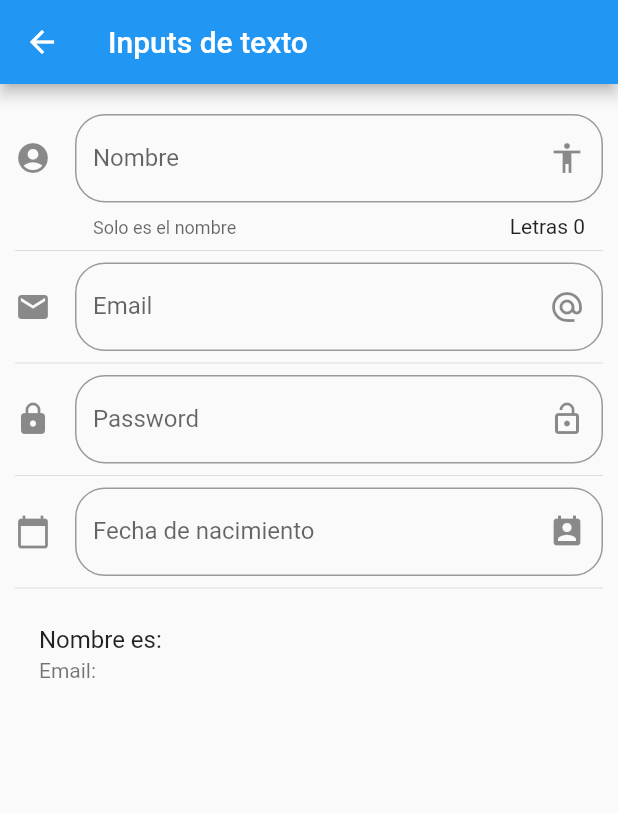
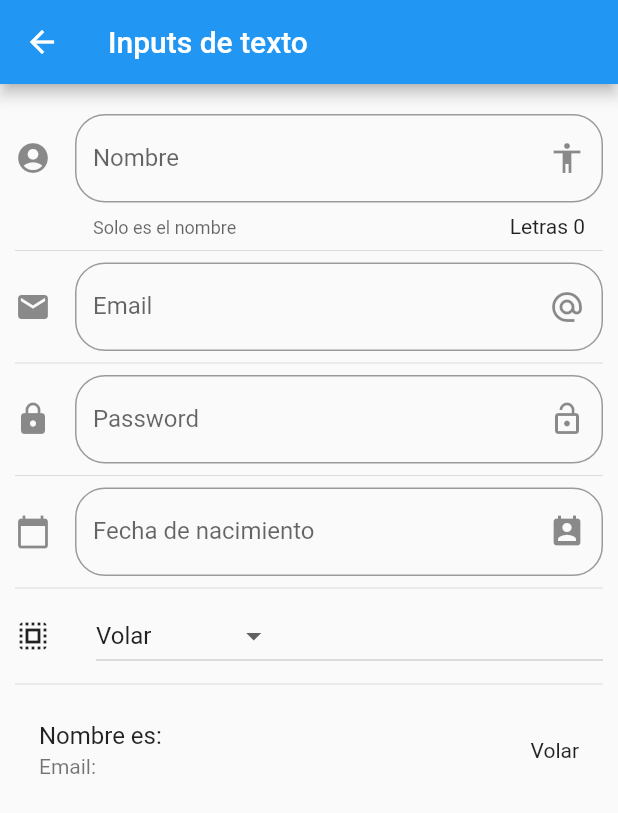
Before and after one commit to Jonagarme/Flutter-Componentes, a Flutter app: the InputPage screen opened by its route, on a phone screen of 412 x 824 dp. Shown: the top 813 px of the screen. Run offline on Flutter 3.47's test engine with Material 2 defaults, Android fonts, the phone set to English and light mode, and no system bars.

```diff
--- a/lib/src/pages/input_page.dart
+++ b/lib/src/pages/input_page.dart
@@ -9,6 +9,10 @@ class _InputPageState extends State<InputPage> {
   String _nombre = '';
   String _email = '';
   String _fecha = '';
+
+  String _opcionSeleccionada = 'Volar';
+
+  List<String> _poderes = ['Volar', 'Rayos X', 'Super aliento', 'rapido'];
 
   TextEditingController _inputFieldDateController = new TextEditingController();
 
@@ -31,6 +35,8 @@ class _InputPageState extends State<InputPage> {
           _crearPassword(),
           Divider(),
           _crearFecha(context),
+          Divider(),
+          _crearDropdown(),
           Divider(),
           _crearPersona(),
         ],
@@ -136,10 +142,48 @@ class _InputPageState extends State<InputPage> {
     }
   }
 
+  List<DropdownMenuItem<String>> getOpcionesDrpdown() {
+    List<DropdownMenuItem<String>> lista = [];
+
+    _poderes.forEach((poder) {
+      lista.add(
+        DropdownMenuItem(
+          value: poder,
+          child: Text(poder),
+        ),
+      );
+    });
+
+    return lista;
+  }
+
+  Widget _crearDropdown() {
+    return Row(
+      children: [
+        Icon(Icons.select_all),
+        SizedBox(
+          width: 30.0,
+        ),
+        Expanded(
+          child: DropdownButton(
+            value: _opcionSeleccionada,
+            items: getOpcionesDrpdown(),
+            onChanged: (opt) {
+              setState(() {
+                _opcionSeleccionada = opt;
+              });
+            },
+          ),
+        )
+      ],
+    );
+  }
+
   Widget _crearPersona() {
     return ListTile(
       title: Text('Nombre es: $_nombre'),
       subtitle: Text('Email: $_email'),
+      trailing: Text(_opcionSeleccionada),
     );
   }
 }
```
